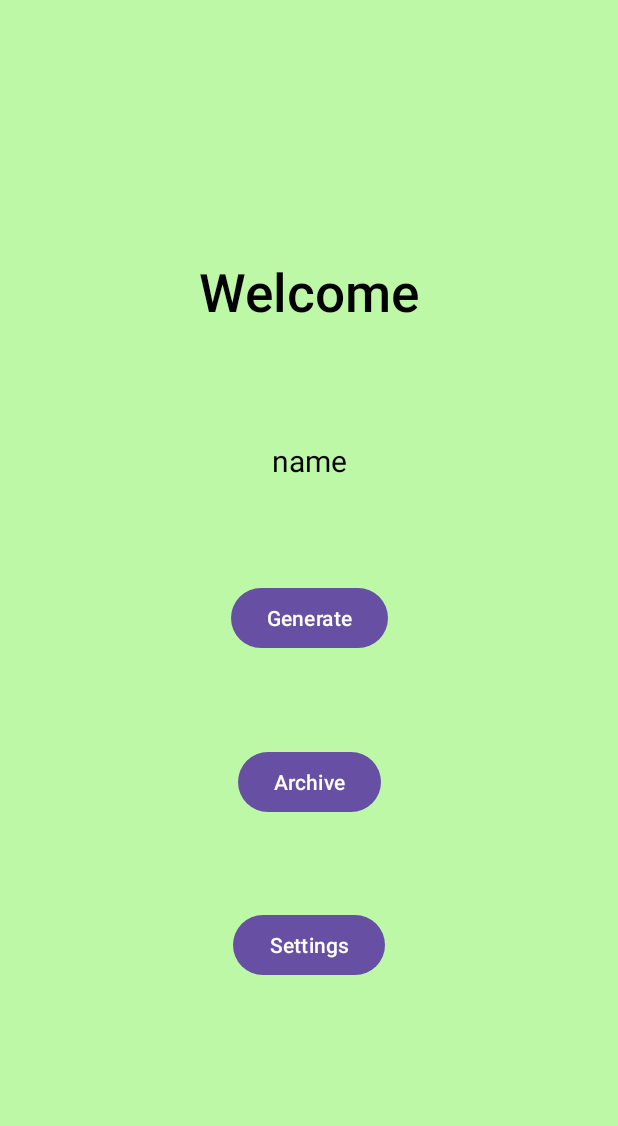
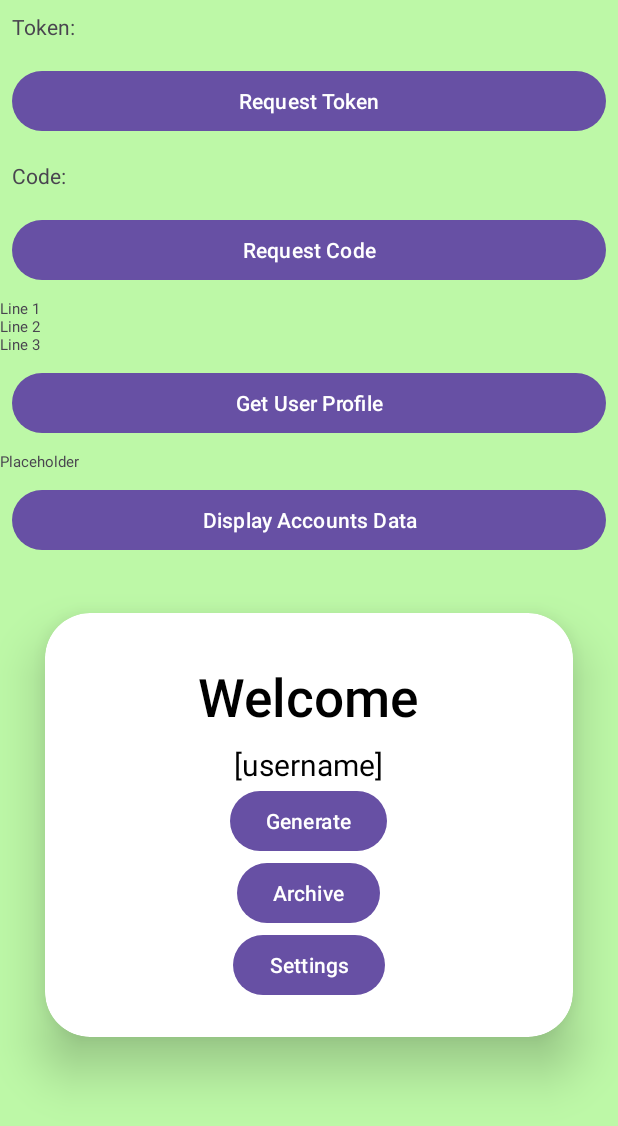
Before and after one commit to tkim602/spotify-wrapped, an Android app: the layout home_page.xml on its own in the app's theme, with its tools: preview values and no code run, on a phone screen of 412 x 824 dp. Shown: the top 1126 px of the screen. Run offline under Robolectric (Android 15) with nearby library versions, the phone set to English and light mode, and no system bars.

Commit message:
connected sign-up, login, and homepages together

```diff
--- a/app/src/main/AndroidManifest.xml
+++ b/app/src/main/AndroidManifest.xml
@@ -19,6 +19,9 @@
             android:name=".Activities.Login"
             android:exported="false" />
         <activity
+            android:name=".Activities.Homepage"
+            android:exported="false"/>
+        <activity
             android:name=".Activities.MainActivity"
             android:exported="true">
             <intent-filter>
--- a/app/src/main/java/com/example/spotifywrapped/Activities/Login.java
+++ b/app/src/main/java/com/example/spotifywrapped/Activities/Login.java
@@ -4,6 +4,7 @@ import androidx.appcompat.app.AppCompatActivity;
 import androidx.lifecycle.Observer;
 import androidx.lifecycle.ViewModelProvider;
 
+import android.content.Intent;
 import android.os.Bundle;
 import android.widget.Button;
 import android.widget.EditText;
@@ -60,6 +61,8 @@ public class Login extends AppCompatActivity {
             if (!success) {
                 // display error
                 System.out.println("user does not exist");
+            } else {
+                startActivity(new Intent(getApplicationContext(), Homepage.class));
             }
         });
     }
--- a/app/src/main/res/layout/home_page.xml
+++ b/app/src/main/res/layout/home_page.xml
@@ -1,11 +1,86 @@
 <?xml version="1.0" encoding="utf-8"?>
-<androidx.constraintlayout.widget.ConstraintLayout xmlns:android="http://schemas.android.com/apk/res/android"
+<LinearLayout xmlns:android="http://schemas.android.com/apk/res/android"
     xmlns:app="http://schemas.android.com/apk/res-auto"
     xmlns:tools="http://schemas.android.com/tools"
     android:layout_width="match_parent"
     android:layout_height="match_parent"
+    android:orientation="vertical"
     android:background="#BDF8A7">
 
+    <TextView
+        android:id="@+id/token_text_view"
+        android:layout_width="match_parent"
+        android:layout_height="wrap_content"
+        android:layout_margin="8dp"
+        tools:text="Token:" />
+
+    <Button
+        android:id="@+id/token_btn"
+        android:layout_width="match_parent"
+        android:layout_height="wrap_content"
+        android:layout_margin="8dp"
+        android:text="Request Token" />
+
+    <TextView
+        android:id="@+id/code_text_view"
+        android:layout_width="match_parent"
+        android:layout_height="wrap_content"
+        android:layout_margin="8dp"
+        tools:text="Code:" />
+
+    <Button
+        android:id="@+id/code_btn"
+        android:layout_width="match_parent"
+        android:layout_height="wrap_content"
+        android:layout_margin="8dp"
+        android:text="Request Code" />
+
+    <TextView
+        android:id="@+id/response_text_view"
+        android:layout_width="match_parent"
+        android:layout_height="wrap_content"
+        android:textSize="10sp"
+        tools:text="Line 1\nLine 2\nLine 3" />
+
+    <LinearLayout
+        android:layout_width="match_parent"
+        android:layout_height="wrap_content">
+
+        <Button
+            android:id="@+id/profile_btn"
+            android:layout_width="0dp"
+            android:layout_height="wrap_content"
+            android:layout_gravity="center_vertical"
+            android:layout_margin="8dp"
+            android:layout_weight="1"
+            android:text="Get User Profile" />
+    </LinearLayout>
+    <TextView
+        android:id="@+id/accounts_as_string"
+        android:layout_width="match_parent"
+        android:layout_height="wrap_content"
+        android:textSize="10sp"
+        android:text="Placeholder" />
+
+    <Button
+        android:id="@+id/display_data"
+        android:layout_width="match_parent"
+        android:layout_height="wrap_content"
+        android:layout_margin="8dp"
+        android:text="Display Accounts Data" />
+    <androidx.cardview.widget.CardView
+        android:layout_width="match_parent"
+        android:layout_height="wrap_content"
+        android:layout_margin="30dp"
+        app:cardCornerRadius="30dp"
+        app:cardElevation="20dp">
+
+        <LinearLayout
+            android:layout_width="match_parent"
+            android:layout_height="wrap_content"
+            android:orientation="vertical"
+            android:layout_gravity="center_horizontal"
+            android:padding="24dp">
     <TextView
         android:id="@+id/welcome"
         android:layout_width="wrap_content"
@@ -19,20 +94,17 @@
         android:textColor="#000000"
         android:textSize="35sp"
         app:layout_constraintBottom_toTopOf="@+id/generate_button"
-        app:layout_constraintEnd_toEndOf="parent"
-        app:layout_constraintStart_toStartOf="parent"
-        app:layout_constraintTop_toTopOf="parent" />
+        android:layout_gravity="center_horizontal"/>
 
     <TextView
         android:id="@+id/name_homepage"
         android:layout_width="wrap_content"
         android:layout_height="wrap_content"
-        android:text="name"
+        android:text="[username]"
         android:textColor="#000000"
         android:textSize="20sp"
         app:layout_constraintBottom_toTopOf="@+id/generate_button"
-        app:layout_constraintEnd_toEndOf="parent"
-        app:layout_constraintStart_toStartOf="parent"
+        android:layout_gravity="center_horizontal"
         app:layout_constraintTop_toBottomOf="@+id/welcome" />
 
     <Button
@@ -41,18 +113,15 @@
         android:layout_height="wrap_content"
         android:text="Generate"
         app:layout_constraintBottom_toBottomOf="parent"
-        app:layout_constraintEnd_toEndOf="parent"
-        app:layout_constraintStart_toStartOf="parent"
-        app:layout_constraintTop_toTopOf="parent" />
-
+        android:layout_gravity="center_horizontal"
+        app:layout_constraintTop_toTopOf="@id/name_homepage" />
             <Button
                 android:id="@+id/archive_button"
                 android:layout_width="wrap_content"
                 android:layout_height="wrap_content"
                 android:text="Archive"
                 app:layout_constraintBottom_toTopOf="@+id/setting_button"
-        app:layout_constraintEnd_toEndOf="parent"
-        app:layout_constraintStart_toStartOf="parent"
+                android:layout_gravity="center_horizontal"
                 app:layout_constraintTop_toBottomOf="@+id/generate_button" />
 
             <Button
@@ -61,7 +130,8 @@
         android:layout_height="wrap_content"
         android:text="Settings"
         app:layout_constraintBottom_toBottomOf="parent"
-        app:layout_constraintEnd_toEndOf="parent"
-        app:layout_constraintStart_toStartOf="parent"
+                android:layout_gravity="center_horizontal"
         app:layout_constraintTop_toBottomOf="@+id/generate_button" />
-</androidx.constraintlayout.widget.ConstraintLayout>
+        </LinearLayout>
+    </androidx.cardview.widget.CardView>
+</LinearLayout>
```
Also changed, not shown: app/src/main/java/com/example/spotifywrapped/Activities/Homepage.java (added, +244 -0 lines), app/src/main/java/com/example/spotifywrapped/Activities/Signup.java (+2 -180 lines), app/src/main/res/layout/signup.xml (+0 -63 lines). Lines whose indentation alone changed are shown as unchanged.
